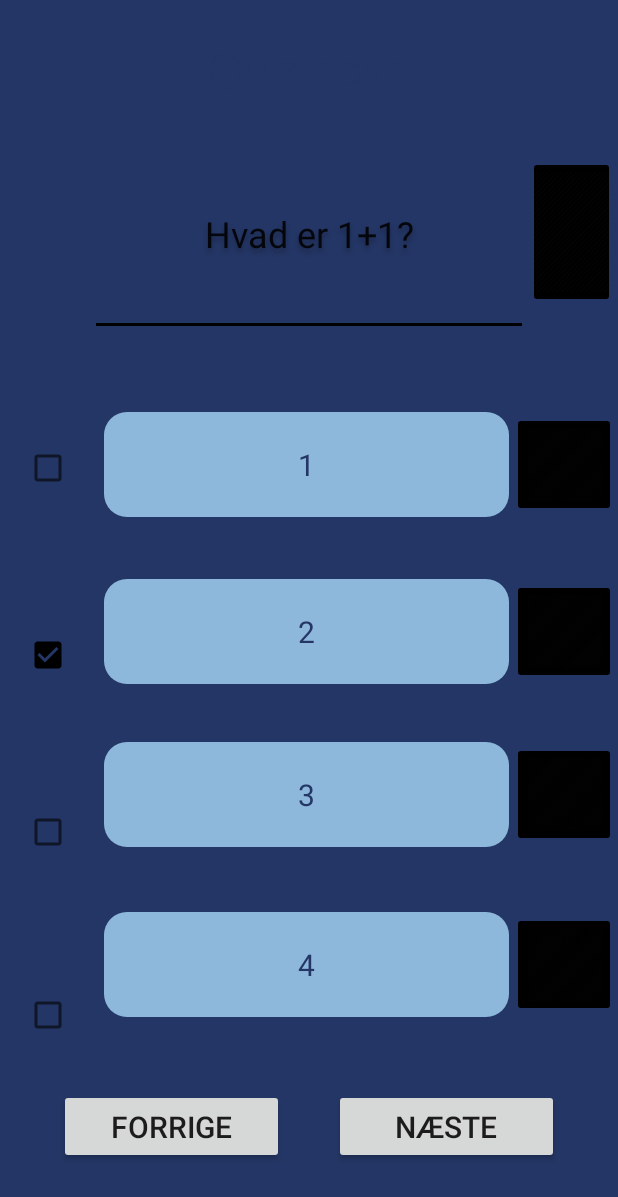
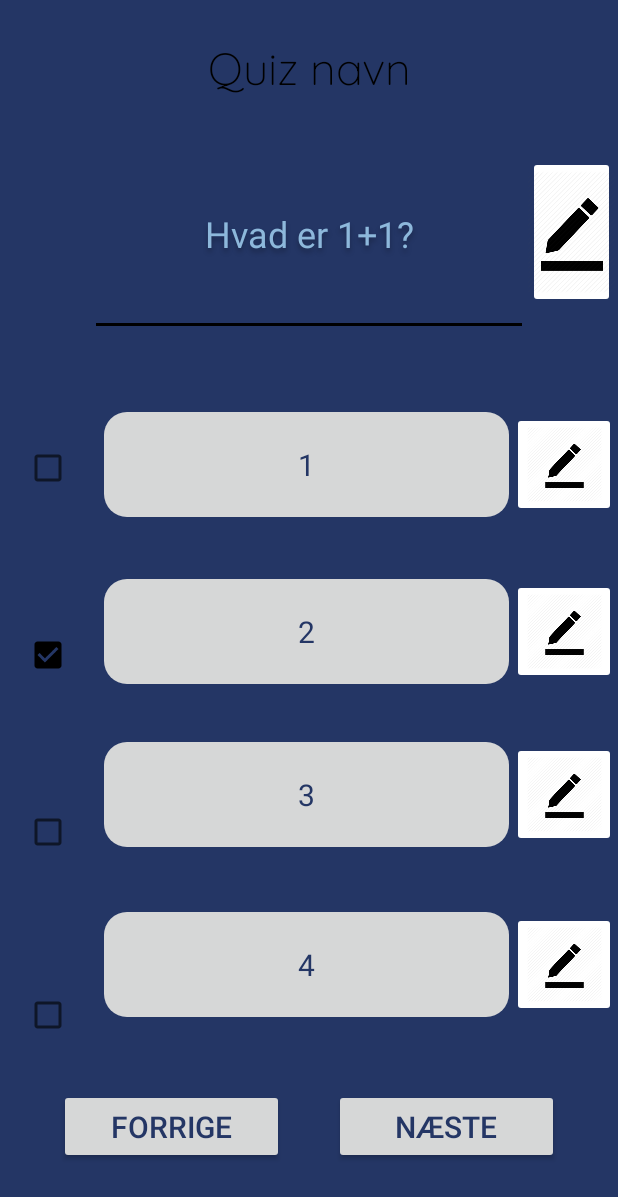
Before and after one commit to Fipzz/BrInt_QuizApp, an Android app: the editQuiz screen opened directly, with no data from a screen before it, on a phone screen of 412 x 824 dp. Shown: the top 1197 px of the screen. Run offline under Robolectric (Android 15) with nearby library versions, the phone set to English and light mode, and no system bars.

Commit message:
All attributes changes accordingly so it refers to the attributes set by the theme. Although colorNormalButton is white for some reason

```diff
--- a/app/src/main/res/layout/edit_question_activity_layout.xml
+++ b/app/src/main/res/layout/edit_question_activity_layout.xml
@@ -5,7 +5,7 @@
     android:id="@+id/student_log"
     android:layout_width="fill_parent"
     android:layout_height="fill_parent"
-    android:background="#243665">
+    android:background="?attr/background">
 
     <!-- Quiz navn -->
     <TextView
@@ -20,6 +20,7 @@
         android:text="@string/quiz_navn"
         android:textAppearance="@style/name"
         android:textSize="30sp"
+        android:textColor="?attr/colorPrimary"
         app:layout_constraintBottom_toTopOf="@+id/checkBox"
         app:layout_constraintEnd_toEndOf="parent"
         app:layout_constraintStart_toStartOf="parent"
@@ -37,6 +38,7 @@
         android:text="@string/question"
         android:textAppearance="@style/question"
         android:textSize="24sp"
+        android:textColor="?attr/questionTextColor"
         app:layout_constraintBottom_toBottomOf="parent"
         app:layout_constraintEnd_toEndOf="parent"
         app:layout_constraintStart_toStartOf="parent"
@@ -48,9 +50,9 @@
         android:layout_width="270dp"
         android:layout_height="70dp"
         android:background="@drawable/log_in"
-        android:backgroundTint="@color/blueButtonNormal"
+        android:backgroundTint="?attr/colorButtonNormal"
         android:text="Svar 1"
-        android:textColor="#243665"
+        android:textColor="?attr/buttonTextColor"
         android:textSize="20sp"
         android:gravity="center"
         app:layout_constraintBottom_toBottomOf="parent"
@@ -65,9 +67,9 @@
         android:layout_width="270dp"
         android:layout_height="70dp"
         android:background="@drawable/log_in"
-        android:backgroundTint="@color/blueButtonNormal"
+        android:backgroundTint="?attr/colorButtonNormal"
         android:text="Svar 2"
-        android:textColor="#243665"
+        android:textColor="?attr/buttonTextColor"
         android:textSize="20sp"
         android:gravity="center"
         app:layout_constraintBottom_toBottomOf="parent"
@@ -82,9 +84,9 @@
         android:layout_width="270dp"
         android:layout_height="70dp"
         android:background="@drawable/log_in"
-        android:backgroundTint="@color/blueButtonNormal"
+        android:backgroundTint="?attr/colorButtonNormal"
         android:text="Svar 3"
-        android:textColor="#243665"
+        android:textColor="?attr/buttonTextColor"
         android:textSize="20sp"
         android:gravity="center"
         app:layout_constraintBottom_toBottomOf="parent"
@@ -99,9 +101,9 @@
         android:layout_width="270dp"
         android:layout_height="70dp"
         android:background="@drawable/log_in"
-        android:backgroundTint="@color/blueButtonNormal"
+        android:backgroundTint="?attr/colorButtonNormal"
         android:text="Svar 4"
-        android:textColor="#243665"
+        android:textColor="?attr/buttonTextColor"
         android:textSize="20sp"
         android:gravity="center"
         app:layout_constraintBottom_toBottomOf="parent"
@@ -117,6 +119,8 @@
         android:layout_height="50dp"
         android:text="Forrige"
         android:textSize="20sp"
+        android:textColor="?attr/buttonTextColor"
+        android:backgroundTint="?attr/colorButtonNormal"
         app:layout_constraintBottom_toBottomOf="parent"
         app:layout_constraintEnd_toEndOf="parent"
         app:layout_constraintHorizontal_bias="0.15"
@@ -130,6 +134,8 @@
         android:layout_height="50dp"
         android:text="Næste"
         android:textSize="20sp"
+        android:textColor="?attr/buttonTextColor"
+        android:backgroundTint="?attr/colorButtonNormal"
         app:layout_constraintBottom_toBottomOf="parent"
         app:layout_constraintEnd_toEndOf="parent"
         app:layout_constraintHorizontal_bias="0.85"
@@ -143,7 +149,7 @@
         android:layout_height="0dp"
         android:layout_marginTop="104dp"
         android:layout_marginBottom="69dp"
-        android:backgroundTint="@color/colorPrimaryDark"
+        android:backgroundTint="@color/white"
         android:scaleType="centerCrop"
         android:src="@drawable/edit"
         app:layout_constraintBottom_toTopOf="@+id/edit2"
@@ -156,7 +162,7 @@
         android:id="@+id/edit2"
         android:layout_width="69dp"
         android:layout_height="70dp"
-        android:backgroundTint="@color/colorPrimaryDark"
+        android:backgroundTint="@color/white"
         android:scaleType="centerCrop"
         android:src="@drawable/edit"
         app:layout_constraintEnd_toEndOf="parent"
@@ -167,7 +173,7 @@
         android:id="@+id/edit3"
         android:layout_width="69dp"
         android:layout_height="70dp"
-        android:backgroundTint="@color/colorPrimaryDark"
+        android:backgroundTint="@color/white"
         android:scaleType="centerCrop"
         android:src="@drawable/edit"
         app:layout_constraintEnd_toEndOf="parent"
@@ -178,7 +184,7 @@
         android:id="@+id/edit4"
         android:layout_width="69dp"
         android:layout_height="70dp"
-        android:backgroundTint="@color/colorPrimaryDark"
+        android:backgroundTint="@color/white"
         android:scaleType="centerCrop"
         android:src="@drawable/edit"
         app:layout_constraintEnd_toEndOf="parent"
@@ -189,7 +195,7 @@
         android:id="@+id/edit5"
         android:layout_width="69dp"
         android:layout_height="70dp"
-        android:backgroundTint="@color/colorPrimaryDark"
+        android:backgroundTint="@color/white"
         android:scaleType="centerCrop"
         android:src="@drawable/edit"
         app:layout_constraintEnd_toEndOf="parent"
--- a/app/src/main/res/layout/profile_activity_layout.xml
+++ b/app/src/main/res/layout/profile_activity_layout.xml
@@ -19,6 +19,7 @@
         android:gravity="top"
         android:text="@string/name"
         android:textSize="47sp"
+        android:textColor="?attr/colorPrimary"
         app:layout_constraintBottom_toBottomOf="parent"
         app:layout_constraintEnd_toEndOf="parent"
         app:layout_constraintStart_toStartOf="parent"
@@ -71,7 +72,6 @@
         android:text="Back"
         android:textColor="?attr/buttonTextColor"
         android:textSize="14sp"
-        android:theme="?attr/primaryButtonTheme"
         app:layout_constraintBottom_toBottomOf="parent"
         app:layout_constraintEnd_toEndOf="parent"
         app:layout_constraintStart_toStartOf="parent"
--- a/app/src/main/res/layout/quiz_list_activity_layout.xml
+++ b/app/src/main/res/layout/quiz_list_activity_layout.xml
@@ -5,7 +5,7 @@
     android:id="@+id/student_log"
     android:layout_width="fill_parent"
     android:layout_height="fill_parent"
-    android:background="#243665">
+    android:background="?attr/background">
 
     <ScrollView
         android:layout_width="match_parent"
@@ -30,6 +30,7 @@
                 android:text="Quizzer"
                 android:textAppearance="@style/name"
                 android:textSize="40sp"
+                android:textColor="?attr/questionTextColor"
                 app:layout_constraintBottom_toBottomOf="parent"
                 app:layout_constraintEnd_toEndOf="parent"
                 app:layout_constraintStart_toStartOf="parent"
--- a/app/src/main/res/layout/quiz_menu_activity_layout.xml
+++ b/app/src/main/res/layout/quiz_menu_activity_layout.xml
@@ -5,7 +5,7 @@
     android:id="@+id/student_log"
     android:layout_width="fill_parent"
     android:layout_height="fill_parent"
-    android:background="@color/blueBackground">
+    android:background="?attr/background">
 
     <!-- Quiz navn -->
 
@@ -20,6 +20,7 @@
         android:text="@string/quiz_navn"
         android:textAppearance="@style/name"
         android:textSize="55sp"
+        android:textColor="?attr/colorPrimary"
         app:layout_constraintBottom_toBottomOf="parent"
         app:layout_constraintEnd_toEndOf="parent"
         app:layout_constraintStart_toStartOf="parent"
@@ -37,6 +38,7 @@
         android:text="Quiz kode: "
         android:textAppearance="@style/name"
         android:textSize="35sp"
+
         app:layout_constraintBottom_toBottomOf="parent"
         app:layout_constraintEnd_toEndOf="parent"
         app:layout_constraintHorizontal_bias="0.497"
--- a/app/src/main/res/layout/settings.xml
+++ /dev/null
@@ -1,6 +0,0 @@
-<?xml version="1.0" encoding="utf-8"?>
-<androidx.constraintlayout.widget.ConstraintLayout
-    xmlns:android="http://schemas.android.com/apk/res/android" android:layout_width="match_parent"
-    android:layout_height="match_parent">
-
-</androidx.constraintlayout.widget.ConstraintLayout>
```
Also changed, not shown: app/src/main/java/com/example/brint_quizapp/Profile_activity.java (+4 -5 lines), app/src/main/res/layout/correct_activity_layout.xml (+5 -4 lines), app/src/main/res/layout/homepage_activity_layout.xml (+9 -8 lines), app/src/main/res/layout/quiz_activity_layout.xml (+11 -9 lines), app/src/main/res/layout/quiz_end_activity_layout.xml (+7 -5 lines), app/src/main/res/layout/result_activity_layout.xml (+5 -3 lines), app/src/main/res/layout/wrong_activity_layout.xml (+5 -3 lines).
